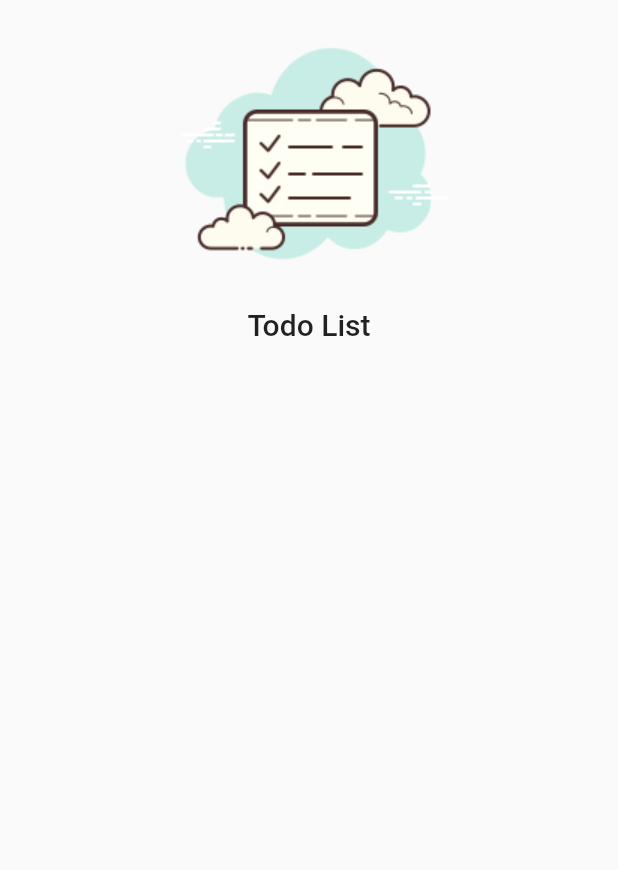
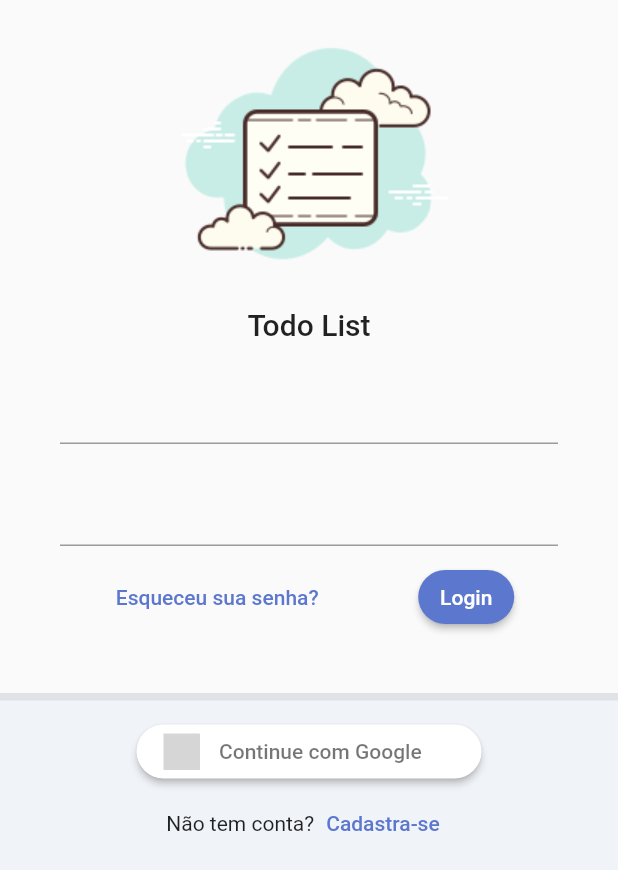
Before and after one commit to fvieir/Todo-List-Provider-firebase-Fllutter, a Flutter app: the LoginPage screen opened directly, on a phone screen of 412 x 824 dp. Shown: the top 870 px of the screen. Run offline on Flutter 3.47's test engine with Material 2 defaults, Android fonts, the phone set to English and light mode, and no system bars; drawn by our look-alikes of sign_in_button; our stand-ins replace google_fonts, sqflite, synchronized; accounts and stored records are empty; Roboto replaces fonts that are missing (Mandali); grey boxes are pictures that could not be loaded.

Commit message:
Adicionando layout login

```diff
--- /dev/null
+++ b/lib/app/core/widget/todo_list_field.dart
@@ -0,0 +1,10 @@
+import 'package:flutter/material.dart';
+
+class TodoListField extends StatelessWidget {
+  const TodoListField({super.key});
+
+  @override
+  Widget build(BuildContext context) {
+    return TextFormField();
+  }
+}
--- a/lib/app/modules/auth/login/login_page.dart
+++ b/lib/app/modules/auth/login/login_page.dart
@@ -1,5 +1,7 @@
 import 'package:flutter/material.dart';
+import 'package:todo_list_with_provider_firebase/app/core/widget/todo_list_field.dart';
 import 'package:todo_list_with_provider_firebase/app/core/widget/todo_list_logo.dart';
+import 'package:sign_in_button/sign_in_button.dart';
 
 class LoginPage extends StatelessWidget {
   const LoginPage({super.key});
@@ -15,12 +17,85 @@ class LoginPage extends StatelessWidget {
                 minHeight: constraints.maxHeight,
                 minWidth: constraints.maxWidth,
               ),
-              child: const IntrinsicHeight(
+              child: IntrinsicHeight(
                 child: Column(
                   mainAxisSize: MainAxisSize.min,
                   children: [
-                    SizedBox(height: 5),
-                    TodoListLogo(),
+                    const SizedBox(height: 5),
+                    const TodoListLogo(),
+                    Padding(
+                      padding: const EdgeInsets.symmetric(
+                          horizontal: 40, vertical: 20),
+                      child: Form(
+                        child: Column(
+                          mainAxisSize: MainAxisSize.min,
+                          children: [
+                            const TodoListField(),
+                            const SizedBox(height: 20),
+                            const TodoListField(),
+                            const SizedBox(height: 10),
+                            Row(
+                              mainAxisAlignment: MainAxisAlignment.spaceAround,
+                              children: [
+                                TextButton(
+                                  onPressed: () {},
+                                  child: const Text('Esqueceu sua senha?'),
+                                ),
+                                ElevatedButton(
+                                  onPressed: () {},
+                                  style: ElevatedButton.styleFrom(
+                                    padding: const EdgeInsets.all(10.0),
+                                    shape: RoundedRectangleBorder(
+                                      borderRadius: BorderRadius.circular(20),
+                                    ),
+                                  ),
+                                  child: const Text('Login'),
+                                )
+                              ],
+                            ),
+                          ],
+                        ),
+                      ),
+                    ),
+                    const SizedBox(height: 20),
+                    Expanded(
+                      child: Container(
+                        decoration: BoxDecoration(
+                          color: const Color(0xffF0F3F7),
+                          border: Border(
+                            top: BorderSide(
+                              width: 5,
+                              color: Colors.grey.withAlpha(50),
+                            ),
+                          ),
+                        ),
+                        child: Column(
+                          children: [
+                            const SizedBox(height: 10),
+                            SignInButton(
+                              text: 'Continue com Google',
+                              padding: const EdgeInsets.all(5.0),
+                              shape: OutlineInputBorder(
+                                borderRadius: BorderRadius.circular(20.0),
+                                borderSide: BorderSide.none,
+                              ),
+                              Buttons.google,
+                              onPressed: () {},
+                            ),
+                            Row(
+                              mainAxisAlignment: MainAxisAlignment.center,
+                              children: [
+                                const Text('Não tem conta?'),
+                                TextButton(
+                                  onPressed: () {},
+                                  child: const Text('Cadastra-se'),
+                                ),
+                              ],
+                            )
+                          ],
+                        ),
+                      ),
+                    )
                   ],
                 ),
               ),
```
